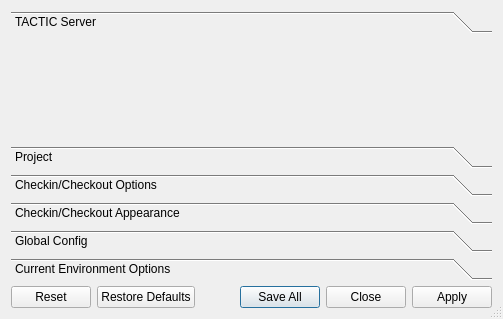
Above: lib/ui/conf/ui_conf.ui from listyque/TACTIC-Handler before the change. Below: the same form after it.
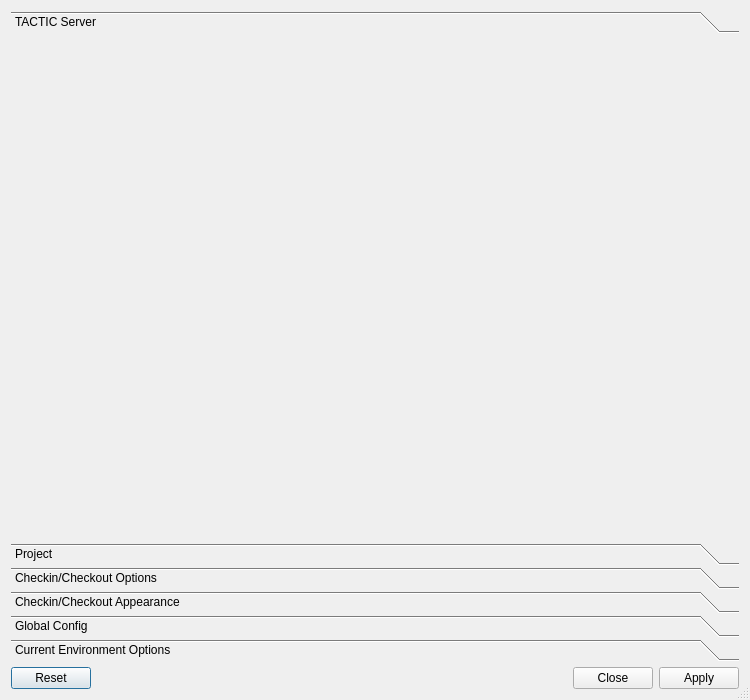
That is the form after the change.

The edit to the form file:
```diff
--- a/lib/ui/conf/ui_conf.ui
+++ b/lib/ui/conf/ui_conf.ui
@@ -9,8 +9,8 @@
    <rect>
     <x>0</x>
     <y>0</y>
-    <width>503</width>
-    <height>319</height>
+    <width>750</width>
+    <height>700</height>
    </rect>
   </property>
   <property name="windowTitle">
@@ -22,8 +22,14 @@
   <property name="modal">
    <bool>true</bool>
   </property>
-  <layout class="QGridLayout" name="gridLayout_6">
-   <item row="0" column="0">
+  <layout class="QVBoxLayout" name="confDialogLayout">
+   <item>
+    <widget class="QWidget" name="uiConfMainWidget" native="true">
+     <layout class="QVBoxLayout" name="uiConfLayout">
+      <property name="margin">
+       <number>0</number>
+      </property>
+      <item>
     <widget class="QToolBox" name="configToolBox">
      <property name="palette">
       <palette>
@@ -63,15 +69,15 @@
       <number>0</number>
      </property>
      <property name="tabSpacing">
-      <number>6</number>
+         <number>2</number>
      </property>
      <widget class="QWidget" name="serverPage">
       <property name="geometry">
        <rect>
         <x>0</x>
         <y>0</y>
-        <width>485</width>
-        <height>90</height>
+           <width>732</width>
+           <height>515</height>
        </rect>
       </property>
       <attribute name="label">
@@ -175,14 +181,17 @@
      </widget>
     </widget>
    </item>
-   <item row="1" column="0">
+      <item>
     <widget class="QDialogButtonBox" name="buttonBox">
-     <property name="orientation">
-      <enum>Qt::Horizontal</enum>
-     </property>
      <property name="standardButtons">
-      <set>QDialogButtonBox::Apply|QDialogButtonBox::Close|QDialogButtonBox::Reset|QDialogButtonBox::RestoreDefaults|QDialogButtonBox::SaveAll</set>
-     </property>
+         <set>QDialogButtonBox::Apply|QDialogButtonBox::Close|QDialogButtonBox::Reset</set>
+        </property>
+        <property name="centerButtons">
+         <bool>false</bool>
+        </property>
+       </widget>
+      </item>
+     </layout>
     </widget>
    </item>
   </layout>
```
Left out of the diff: 32 changed lines with no effect on the pictures. Lines whose indentation alone changed are shown as unchanged.
